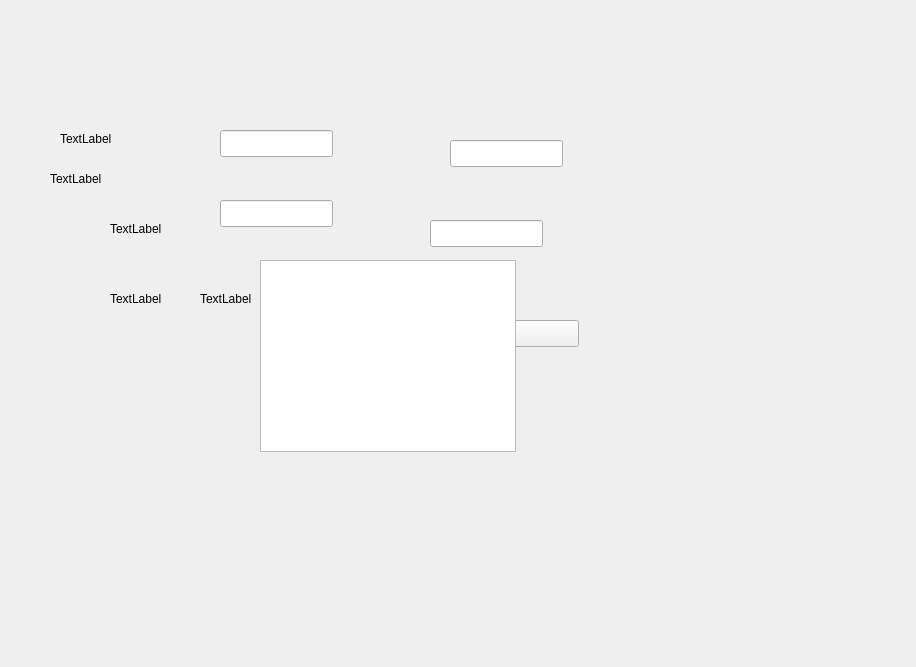
The window that k1160pro/qsettingnetform.ui (photonlili/K1160) describes before a commit, drawn with Qt 5.
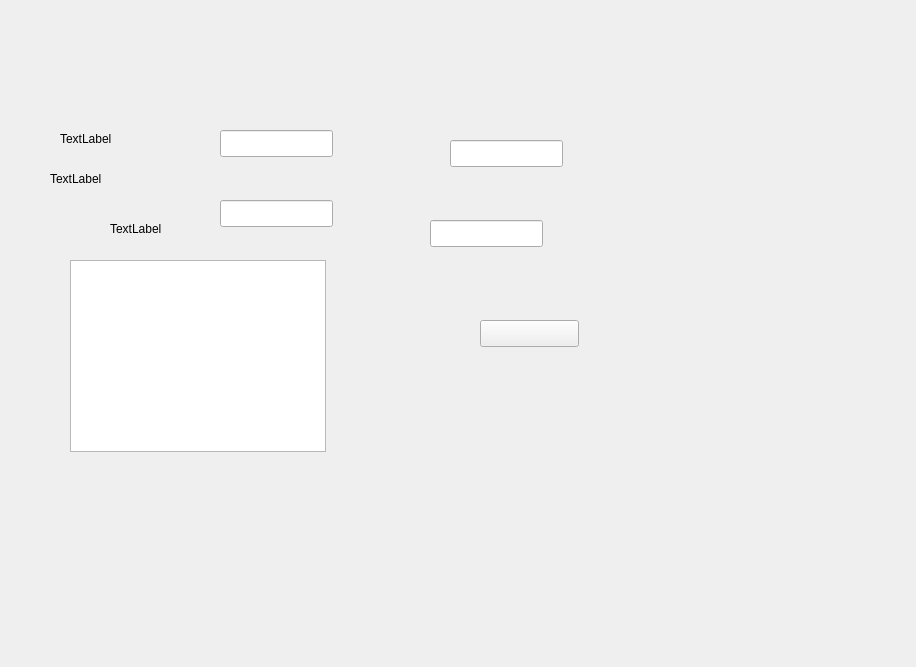
The same window after the commit. Custom widgets are drawn as their Qt base class.

Diff of the .ui file:
```diff
--- a/k1160pro/qsettingnetform.ui
+++ b/k1160pro/qsettingnetform.ui
@@ -147,7 +147,7 @@
   <widget class="HNWIFIWidget" name="m_pwifi">
    <property name="geometry">
     <rect>
-     <x>260</x>
+     <x>70</x>
      <y>260</y>
      <width>256</width>
      <height>192</height>
```
